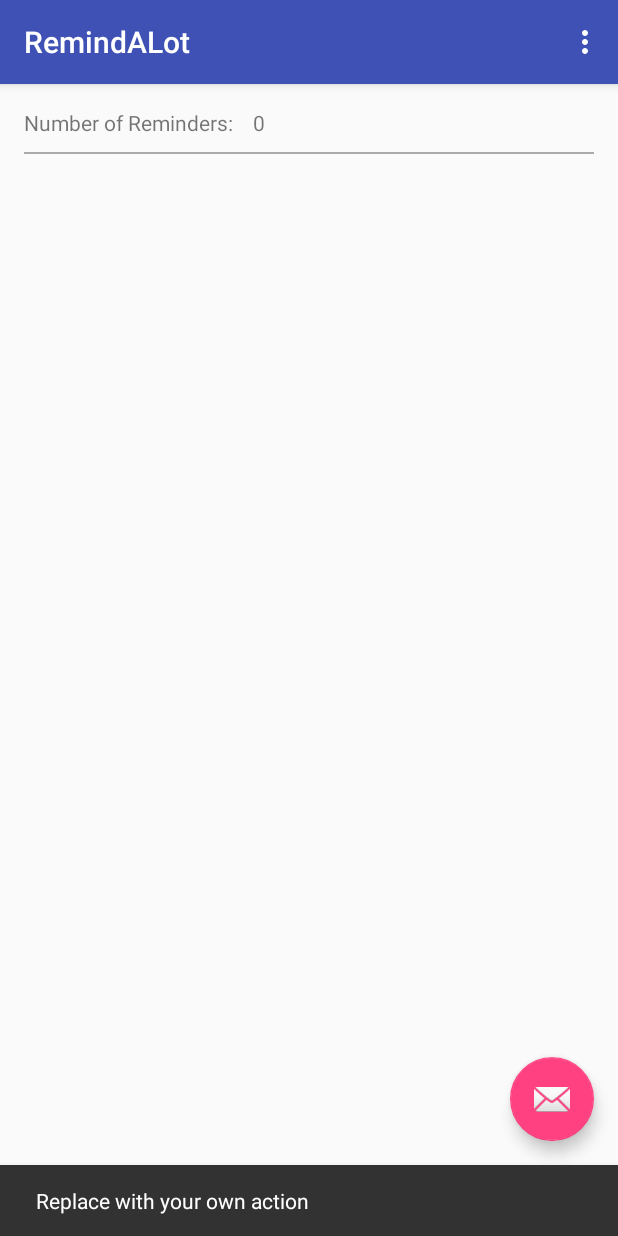
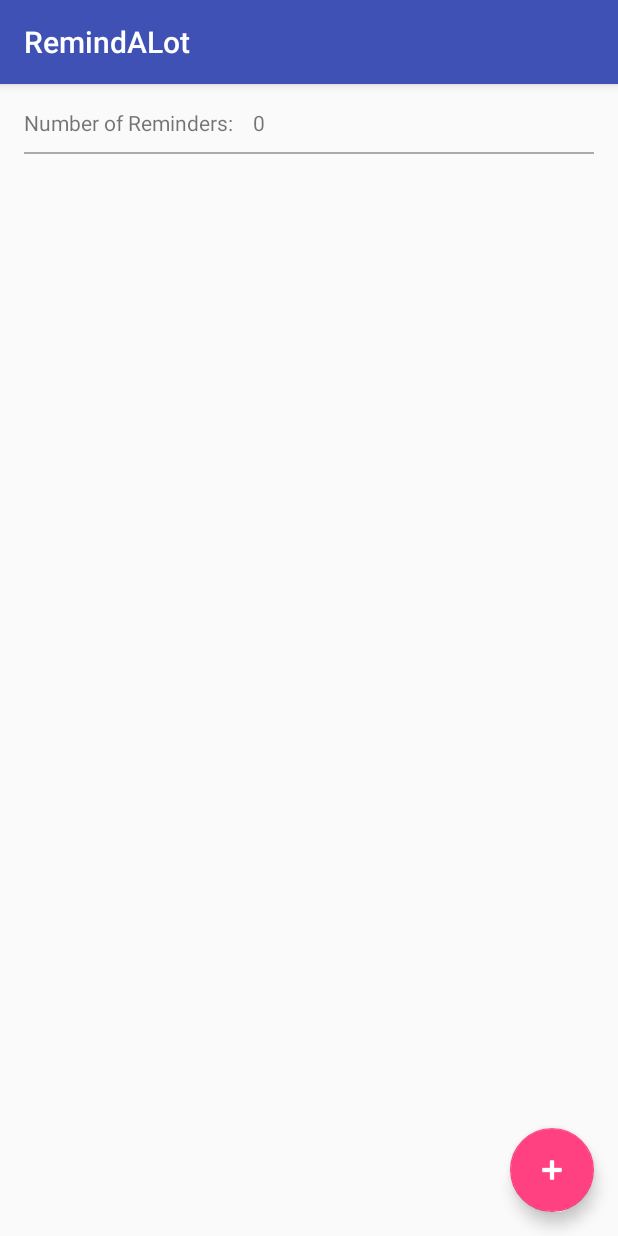
Before and after one commit to dentych/SMAPX, an Android app: the screen it shows after launch (MainActivity), after a tap on an icon or button, on a phone screen of 412 x 824 dp. Run offline under Robolectric (Android 15) with nearby library versions, the phone set to English and light mode, and no system bars.

Commit message:
Added creation fab

```diff
--- a/RemindALot/app/src/main/java/group/smapx/remindalot/MainActivity.java
+++ b/RemindALot/app/src/main/java/group/smapx/remindalot/MainActivity.java
@@ -1,13 +1,11 @@
 package group.smapx.remindalot;
 
+import android.content.Intent;
 import android.os.Bundle;
 import android.support.design.widget.FloatingActionButton;
-import android.support.design.widget.Snackbar;
 import android.support.v7.app.AppCompatActivity;
 import android.support.v7.widget.Toolbar;
 import android.view.View;
-import android.view.Menu;
-import android.view.MenuItem;
 
 public class MainActivity extends AppCompatActivity {
 
@@ -18,35 +16,17 @@ public class MainActivity extends AppCompatActivity {
         Toolbar toolbar = (Toolbar) findViewById(R.id.toolbar);
         setSupportActionBar(toolbar);
 
-        FloatingActionButton fab = (FloatingActionButton) findViewById(R.id.fab);
-        fab.setOnClickListener(new View.OnClickListener() {
+        FloatingActionButton fab_create = (FloatingActionButton) findViewById(R.id.fab);
+
+        fab_create.setOnClickListener(new View.OnClickListener() {
             @Override
-            public void onClick(View view) {
-                Snackbar.make(view, "Replace with your own action", Snackbar.LENGTH_LONG)
-                        .setAction("Action", null).show();
+            public void onClick(View v) {
+                //Open creation activity here!
+                Intent createReminder = new Intent();
+//                startActivityForResult(createReminder,1);
             }
         });
-    }
 
-    @Override
-    public boolean onCreateOptionsMenu(Menu menu) {
-        // Inflate the menu; this adds items to the action bar if it is present.
-        getMenuInflater().inflate(R.menu.menu_main, menu);
-        return true;
-    }
 
-    @Override
-    public boolean onOptionsItemSelected(MenuItem item) {
-        // Handle action bar item clicks here. The action bar will
-        // automatically handle clicks on the Home/Up button, so long
-        // as you specify a parent activity in AndroidManifest.xml.
-        int id = item.getItemId();
-
-        //noinspection SimplifiableIfStatement
-        if (id == R.id.action_settings) {
-            return true;
-        }
-
-        return super.onOptionsItemSelected(item);
     }
 }
--- a/RemindALot/app/src/main/res/layout/activity_main.xml
+++ b/RemindALot/app/src/main/res/layout/activity_main.xml
@@ -29,6 +29,7 @@
         android:layout_height="wrap_content"
         android:layout_gravity="bottom|end"
         android:layout_margin="@dimen/fab_margin"
-        app:srcCompat="@android:drawable/ic_dialog_email" />
+        android:tint="@android:color/white"
+        app:srcCompat="@android:drawable/ic_input_add" />
 
 </android.support.design.widget.CoordinatorLayout>
```
